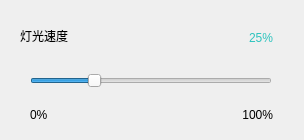
The window that Module/ModuleEfSpeed.ui (wlffeng2008/AkkoStudio) describes before a commit, drawn with Qt 5.
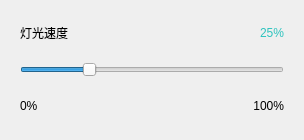
The same window after the commit.

```diff
--- a/Module/ModuleEfSpeed.ui
+++ b/Module/ModuleEfSpeed.ui
@@ -13,15 +13,61 @@
   <property name="windowTitle">
    <string>Frame</string>
   </property>
+  <layout class="QVBoxLayout" name="verticalLayout">
+   <property name="leftMargin">
+    <number>20</number>
+   </property>
+   <property name="topMargin">
+    <number>10</number>
+   </property>
+   <property name="rightMargin">
+    <number>20</number>
+   </property>
+   <item>
+    <layout class="QHBoxLayout" name="horizontalLayout">
+     <item>
+      <widget class="QLabel" name="labelTitle1">
+       <property name="styleSheet">
+        <string notr="true"/>
+       </property>
+       <property name="text">
+        <string>灯光速度</string>
+       </property>
+      </widget>
+     </item>
+     <item>
+      <spacer name="horizontalSpacer_2">
+       <property name="orientation">
+        <enum>Qt::Orientation::Horizontal</enum>
+       </property>
+       <property name="sizeHint" stdset="0">
+        <size>
+         <width>40</width>
+         <height>20</height>
+        </size>
+       </property>
+      </spacer>
+     </item>
+     <item>
+      <widget class="QLabel" name="labelTitle2">
+       <property name="toolTip">
+        <string notr="true"/>
+       </property>
+       <property name="styleSheet">
+        <string notr="true">color: #2DC3BE;</string>
+       </property>
+       <property name="text">
+        <string>25%</string>
+       </property>
+       <property name="alignment">
+        <set>Qt::AlignmentFlag::AlignRight|Qt::AlignmentFlag::AlignTrailing|Qt::AlignmentFlag::AlignVCenter</set>
+       </property>
+      </widget>
+     </item>
+    </layout>
+   </item>
+   <item>
   <widget class="QSlider" name="horiCyanSlider">
-   <property name="geometry">
-    <rect>
-     <x>30</x>
-     <y>65</y>
-     <width>242</width>
-     <height>32</height>
-    </rect>
-   </property>
    <property name="font">
     <font>
      <bold>true</bold>
@@ -43,75 +89,11 @@
     <enum>Qt::Orientation::Horizontal</enum>
    </property>
   </widget>
-  <widget class="QLabel" name="labelTitle2">
-   <property name="geometry">
-    <rect>
-     <x>220</x>
-     <y>30</y>
-     <width>53</width>
-     <height>15</height>
-    </rect>
-   </property>
-   <property name="toolTip">
-    <string notr="true"/>
-   </property>
-   <property name="styleSheet">
-    <string notr="true">color: #2DC3BE;</string>
-   </property>
-   <property name="text">
-    <string>25%</string>
-   </property>
-   <property name="alignment">
-    <set>Qt::AlignmentFlag::AlignRight|Qt::AlignmentFlag::AlignTrailing|Qt::AlignmentFlag::AlignVCenter</set>
-   </property>
-  </widget>
-  <widget class="QLabel" name="labelTitleL2">
-   <property name="geometry">
-    <rect>
-     <x>220</x>
-     <y>105</y>
-     <width>53</width>
-     <height>20</height>
-    </rect>
-   </property>
-   <property name="toolTip">
-    <string notr="true"/>
-   </property>
-   <property name="styleSheet">
-    <string notr="true"/>
-   </property>
-   <property name="text">
-    <string>100%</string>
-   </property>
-   <property name="alignment">
-    <set>Qt::AlignmentFlag::AlignRight|Qt::AlignmentFlag::AlignTrailing|Qt::AlignmentFlag::AlignVCenter</set>
-   </property>
-  </widget>
-  <widget class="QLabel" name="labelTitle1">
-   <property name="geometry">
-    <rect>
-     <x>20</x>
-     <y>20</y>
-     <width>101</width>
-     <height>31</height>
-    </rect>
-   </property>
-   <property name="styleSheet">
-    <string notr="true"/>
-   </property>
-   <property name="text">
-    <string>灯光速度</string>
-   </property>
-  </widget>
+   </item>
+   <item>
+    <layout class="QHBoxLayout" name="horizontalLayout_2">
+     <item>
   <widget class="QLabel" name="labelTitleL1">
-   <property name="geometry">
-    <rect>
-     <x>30</x>
-     <y>105</y>
-     <width>53</width>
-     <height>20</height>
-    </rect>
-   </property>
    <property name="toolTip">
     <string notr="true"/>
    </property>
@@ -122,6 +104,39 @@
     <string>0%</string>
    </property>
   </widget>
+     </item>
+     <item>
+      <spacer name="horizontalSpacer">
+       <property name="orientation">
+        <enum>Qt::Orientation::Horizontal</enum>
+       </property>
+       <property name="sizeHint" stdset="0">
+        <size>
+         <width>40</width>
+         <height>20</height>
+        </size>
+       </property>
+      </spacer>
+     </item>
+     <item>
+      <widget class="QLabel" name="labelTitleL2">
+       <property name="toolTip">
+        <string notr="true"/>
+       </property>
+       <property name="styleSheet">
+        <string notr="true"/>
+       </property>
+       <property name="text">
+        <string>100%</string>
+       </property>
+       <property name="alignment">
+        <set>Qt::AlignmentFlag::AlignRight|Qt::AlignmentFlag::AlignTrailing|Qt::AlignmentFlag::AlignVCenter</set>
+       </property>
+      </widget>
+     </item>
+    </layout>
+   </item>
+  </layout>
  </widget>
  <resources/>
  <connections/>
```
Lines whose indentation alone changed are shown as unchanged.
